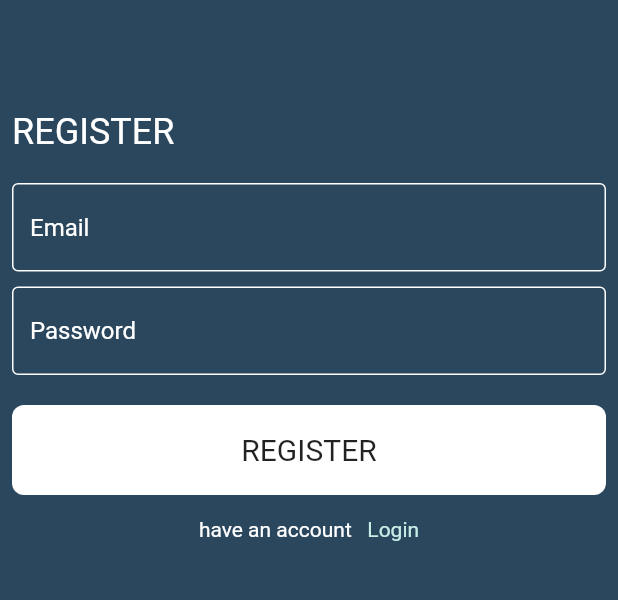
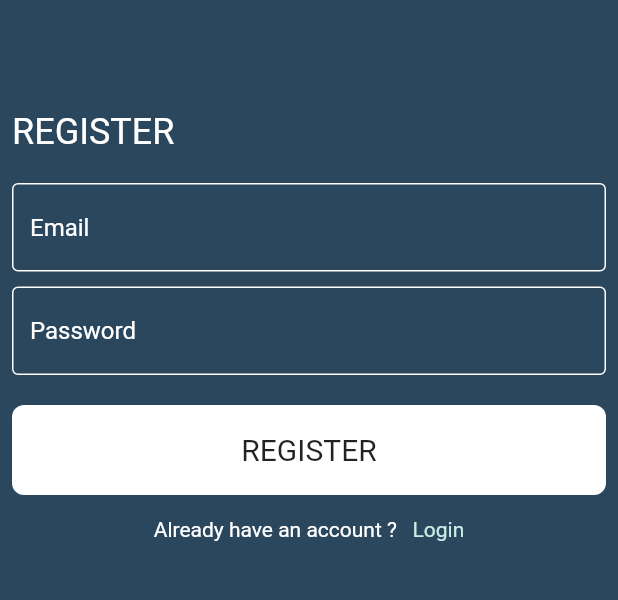
Before and after one commit to MohamedEssam-900009/chat_app, a Flutter app: the screen it shows after launch, after a tap on "Register", on a phone screen of 412 x 824 dp, the part 348-948 px from its top. Run offline on Flutter 3.47's test engine with Material 2 defaults, Android fonts, the phone set to English and light mode, and no system bars; our stand-ins replace firebase_auth, firebase_core; accounts and stored records are empty.

```diff
--- a/lib/main.dart
+++ b/lib/main.dart
@@ -1,11 +1,13 @@
+import 'package:firebase_core/firebase_core.dart';
 
 import 'pages/register_page.dart';
 import 'package:flutter/material.dart';
 
 import 'pages/login_page.dart';
 
-void main()async {
+void main()  async{
   WidgetsFlutterBinding.ensureInitialized();
+  await Firebase.initializeApp();
 
   runApp(const MyApp());
 }
--- a/lib/pages/login_page.dart
+++ b/lib/pages/login_page.dart
@@ -78,7 +78,7 @@ class LoginPage extends StatelessWidget {
               mainAxisAlignment: MainAxisAlignment.center,
               children: [
                 const Text(
-                  'don\'t have an account ?',
+                  'Don\'t have an account ?',
                   style: TextStyle(
                     color: Colors.white,
                   ),
--- a/lib/pages/register_page.dart
+++ b/lib/pages/register_page.dart
@@ -1,3 +1,5 @@
+import 'package:chat_app/constats.dart';
+import 'package:firebase_auth/firebase_auth.dart';
 import 'package:flutter/material.dart';
 
 import '../widgets/custom_text_field.dart';
@@ -5,14 +7,16 @@ import '../widgets/custome_button.dart';
 
 // ignore: must_be_immutable
 class RegisterPage extends StatelessWidget {
-  const RegisterPage({Key? key}) : super(key: key);
+  RegisterPage({Key? key}) : super(key: key);
 
   static String id = 'registerPage';
+  String? email;
+  String? password;
 
   @override
   Widget build(BuildContext context) {
     return Scaffold(
-      backgroundColor: const Color(0xff2B475E),
+      backgroundColor: kPrimaryColor,
       resizeToAvoidBottomInset: true,
       body: Padding(
         padding: const EdgeInsets.symmetric(horizontal: 8.0),
@@ -56,18 +60,53 @@ class RegisterPage extends StatelessWidget {
               height: 20.0,
             ),
             CustomTextField(
+              onChanged: (data) {
+                email = data;
+              },
               hintText: 'Email',
             ),
             const SizedBox(
               height: 10.0,
             ),
             CustomTextField(
+              onChanged: (data) {
+                password = data;
+              },
               hintText: 'Password',
             ),
             const SizedBox(
               height: 20.0,
             ),
             CustomButton(
+              onTap: () async {
+                try {
+                  UserCredential user = await FirebaseAuth.instance
+                      .createUserWithEmailAndPassword(
+                    email: email!,
+                    password: password!,
+                  );
+                } on FirebaseAuthException catch (e) {
+                  if (e.code == 'weak-password') {
+                    ScaffoldMessenger.of(context).showSnackBar(
+                      const SnackBar(
+                        content: Text('The password provided is too weak.'),
+                      ),
+                    );
+                  } else if (e.code == 'email-already-in-use') {
+                    ScaffoldMessenger.of(context).showSnackBar(
+                      const SnackBar(
+                        content:
+                            Text('The account already exists for that email.'),
+                      ),
+                    );
+                  }
+                }
+                ScaffoldMessenger.of(context).showSnackBar(
+                  const SnackBar(
+                    content: Text('Success'),
+                  ),
+                );
+              },
               text: 'REGISTER',
             ),
             const SizedBox(
@@ -77,7 +116,7 @@ class RegisterPage extends StatelessWidget {
               mainAxisAlignment: MainAxisAlignment.center,
               children: [
                 const Text(
-                  'have an account',
+                  'Already have an account ?',
                   style: TextStyle(
                     color: Colors.white,
                   ),
--- a/lib/widgets/custom_text_field.dart
+++ b/lib/widgets/custom_text_field.dart
@@ -2,11 +2,15 @@ import 'package:flutter/material.dart';
 
 // ignore: must_be_immutable
 class CustomTextField extends StatelessWidget {
-  CustomTextField({Key? key, this.hintText}) : super(key: key);
+  CustomTextField({Key? key, this.hintText, this.onChanged}) : super(key: key);
+
   String? hintText;
+  Function(String)? onChanged;
+
   @override
   Widget build(BuildContext context) {
     return TextField(
+      onChanged: onChanged,
       decoration: InputDecoration(
         hintText: hintText,
         hintStyle: const TextStyle(
--- a/lib/widgets/custome_button.dart
+++ b/lib/widgets/custome_button.dart
@@ -2,13 +2,16 @@ import 'package:flutter/material.dart';
 
 // ignore: must_be_immutable
 class CustomButton extends StatelessWidget {
-  CustomButton({Key? key, required this.text}) : super(key: key);
+  CustomButton({Key? key, required this.text, this.onTap}) : super(key: key);
 
   String text;
+  VoidCallback? onTap;
 
   @override
   Widget build(BuildContext context) {
-    return Container(
+    return GestureDetector(
+      onTap: onTap,
+      child: Container(
         decoration: BoxDecoration(
           color: Colors.white,
           borderRadius: BorderRadius.circular(8.0),
@@ -21,6 +24,7 @@ class CustomButton extends StatelessWidget {
             style: const TextStyle(fontSize: 20.0),
           ),
         ),
+      ),
     );
   }
 }
--- a/pubspec.yaml
+++ b/pubspec.yaml
@@ -31,6 +31,7 @@ dependencies:
     sdk: flutter
 
   firebase_core:
+  firebase_auth:
 
 
   # The following adds the Cupertino Icons font to your application.
```
Also changed, not shown: pubspec.lock, 1 other file. Lines whose indentation alone changed are shown as unchanged.
